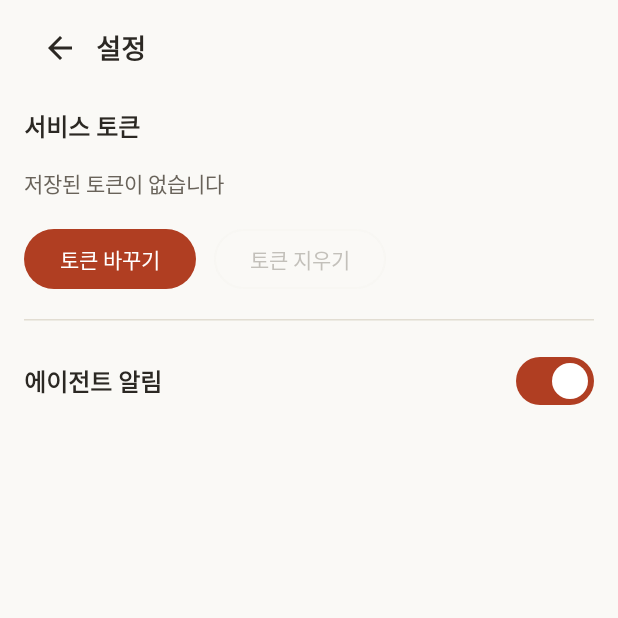
After one commit to gimso2x/herdr-android, an Android app built with Jetpack Compose: the SettingsActivity screen opened directly, with no data from a screen before it, on a phone screen of 412 x 824 dp, the top half of it. The commit adds this screen. Run offline under Robolectric (Android 15) with nearby library versions, the light colour scheme and no system bars.

Commit message:
feat(setup): token setup and settings screens

```diff
--- /dev/null
+++ b/app/src/main/java/com/gimso2x/herdr/SettingsActivity.kt
@@ -0,0 +1,176 @@
+package com.gimso2x.herdr
+
+import android.app.Application
+import android.content.Intent
+import android.os.Bundle
+import android.provider.Settings
+import android.webkit.CookieManager
+import androidx.activity.ComponentActivity
+import androidx.activity.compose.setContent
+import androidx.activity.enableEdgeToEdge
+import androidx.compose.foundation.layout.Arrangement
+import androidx.compose.foundation.layout.Column
+import androidx.compose.foundation.layout.Row
+import androidx.compose.foundation.layout.fillMaxSize
+import androidx.compose.foundation.layout.fillMaxWidth
+import androidx.compose.foundation.layout.padding
+import androidx.compose.foundation.layout.safeDrawingPadding
+import androidx.compose.foundation.rememberScrollState
+import androidx.compose.foundation.verticalScroll
+import androidx.compose.material.icons.Icons
+import androidx.compose.material.icons.automirrored.filled.ArrowBack
+import androidx.compose.material3.Button
+import androidx.compose.material3.HorizontalDivider
+import androidx.compose.material3.Icon
+import androidx.compose.material3.IconButton
+import androidx.compose.material3.MaterialTheme
+import androidx.compose.material3.OutlinedButton
+import androidx.compose.material3.Surface
+import androidx.compose.material3.Switch
+import androidx.compose.material3.Text
+import androidx.compose.runtime.Composable
+import androidx.compose.runtime.getValue
+import androidx.compose.runtime.mutableStateOf
+import androidx.compose.runtime.setValue
+import androidx.compose.ui.Alignment
+import androidx.compose.ui.Modifier
+import androidx.compose.ui.res.stringResource
+import androidx.compose.ui.unit.dp
+import androidx.core.app.NotificationManagerCompat
+import androidx.lifecycle.AndroidViewModel
+import androidx.lifecycle.compose.LifecycleResumeEffect
+import androidx.lifecycle.viewModelScope
+import androidx.lifecycle.viewmodel.compose.viewModel
+import com.gimso2x.herdr.ui.HerdrTheme
+import com.gimso2x.herdr.ui.SetupLogic
+import com.gimso2x.herdr.watch.WatcherController
+import kotlinx.coroutines.Dispatchers
+import kotlinx.coroutines.launch
+import kotlinx.coroutines.withContext
+
+/** Token status, alert switch and notification-permission status. Opened by the launcher shortcut. */
+class SettingsActivity : ComponentActivity() {
+    override fun onCreate(savedInstanceState: Bundle?) {
+        enableEdgeToEdge()
+        super.onCreate(savedInstanceState)
+        setContent {
+            HerdrTheme {
+                val model: SettingsViewModel = viewModel()
+                // Token, alert and permission state can change while we are away (Setup, system settings).
+                LifecycleResumeEffect(Unit) {
+                    model.refresh()
+                    onPauseOrDispose {}
+                }
+                SettingsScreen(
+                    model = model,
+                    onBack = { finish() },
+                    onReplaceToken = { startActivity(SetupActivity.intent(this)) },
+                    onOpenNotificationSettings = {
+                        startActivity(
+                            Intent(Settings.ACTION_APP_NOTIFICATION_SETTINGS)
+                                .putExtra(Settings.EXTRA_APP_PACKAGE, packageName),
+                        )
+                    },
+                )
+            }
+        }
+    }
+}
+
+class SettingsViewModel(application: Application) : AndroidViewModel(application) {
+    private val app: HerdrApplication get() = getApplication()
+    private val prefs = AppPreferences(application)
+
+    /** Masked client id of the stored token, or null when none is stored. */
+    var maskedClientId by mutableStateOf<String?>(null)
+        private set
+    var alertsEnabled by mutableStateOf(prefs.alertsEnabled)
+        private set
+    var notificationsEnabled by mutableStateOf(true)
+        private set
+
+    fun refresh() {
+        alertsEnabled = prefs.alertsEnabled
+        notificationsEnabled = NotificationManagerCompat.from(app).areNotificationsEnabled()
+        viewModelScope.launch {
+            val token = withContext(Dispatchers.IO) { app.tokenStore.get() }
+            maskedClientId = token?.let { SetupLogic.maskClientId(it.clientId) }
+        }
+    }
+
+    fun setAlerts(enabled: Boolean) {
+        prefs.alertsEnabled = enabled
+        alertsEnabled = enabled
+        if (enabled) WatcherController.start(app) else WatcherController.stop(app)
+    }
+
+    fun clearToken() {
+        WatcherController.stop(app)
+        viewModelScope.launch {
+            withContext(Dispatchers.IO) { app.tokenStore.clear() }
+            CookieManager.getInstance().removeAllCookies(null)
+            CookieManager.getInstance().flush()
+            maskedClientId = null
+        }
+    }
+}
+
+@Composable
+private fun SettingsScreen(
+    model: SettingsViewModel,
+    onBack: () -> Unit,
+    onReplaceToken: () -> Unit,
+    onOpenNotificationSettings: () -> Unit,
+) {
+    Surface(modifier = Modifier.fillMaxSize(), color = MaterialTheme.colorScheme.background) {
+        Column(
+            modifier = Modifier
+                .fillMaxSize()
+                .safeDrawingPadding()
+                .verticalScroll(rememberScrollState())
+                .padding(horizontal = 16.dp, vertical = 8.dp),
+            verticalArrangement = Arrangement.spacedBy(16.dp),
+        ) {
+            Row(verticalAlignment = Alignment.CenterVertically) {
+                IconButton(onClick = onBack) {
+                    Icon(Icons.AutoMirrored.Filled.ArrowBack, contentDescription = stringResource(R.string.settings_back))
+                }
+                Text(stringResource(R.string.settings_title), style = MaterialTheme.typography.titleLarge)
+            }
+
+            Text(stringResource(R.string.settings_token), style = MaterialTheme.typography.titleMedium)
+            Text(
+                model.maskedClientId ?: stringResource(R.string.settings_token_none),
+                style = MaterialTheme.typography.bodyLarge,
+                color = MaterialTheme.colorScheme.onSurfaceVariant,
+            )
+            Row(horizontalArrangement = Arrangement.spacedBy(12.dp)) {
+                Button(onClick = onReplaceToken) { Text(stringResource(R.string.settings_token_replace)) }
+                OutlinedButton(onClick = model::clearToken, enabled = model.maskedClientId != null) {
+                    Text(stringResource(R.string.settings_token_clear))
+                }
+            }
+
+            HorizontalDivider()
+
+            Row(
+                modifier = Modifier.fillMaxWidth(),
+                verticalAlignment = Alignment.CenterVertically,
+                horizontalArrangement = Arrangement.SpaceBetween,
+            ) {
+                Text(stringResource(R.string.settings_alerts), style = MaterialTheme.typography.titleMedium)
+                Switch(checked = model.alertsEnabled, onCheckedChange = model::setAlerts)
+            }
+            if (!model.notificationsEnabled) {
+                Text(
+                    stringResource(R.string.settings_notifications_off),
+                    style = MaterialTheme.typography.bodyMedium,
+                    color = MaterialTheme.colorScheme.error,
+                )
+                OutlinedButton(onClick = onOpenNotificationSettings) {
+                    Text(stringResource(R.string.settings_open_notification_settings))
+                }
+            }
+        }
+    }
+}
--- /dev/null
+++ b/app/src/main/java/com/gimso2x/herdr/ui/HerdrTheme.kt
@@ -0,0 +1,99 @@
+package com.gimso2x.herdr.ui
+
+import androidx.compose.foundation.isSystemInDarkTheme
+import androidx.compose.foundation.shape.RoundedCornerShape
+import androidx.compose.material3.MaterialTheme
+import androidx.compose.material3.Shapes
+import androidx.compose.material3.Typography
+import androidx.compose.material3.darkColorScheme
+import androidx.compose.material3.lightColorScheme
+import androidx.compose.runtime.Composable
+import androidx.compose.ui.graphics.Color
+import androidx.compose.ui.graphics.lerp
+import androidx.compose.ui.text.TextStyle
+import androidx.compose.ui.text.font.FontFamily
+import androidx.compose.ui.text.font.FontWeight
+import androidx.compose.ui.unit.dp
+import androidx.compose.ui.unit.sp
+
+// Warm palette adapted from ompgui ui/RemoteTheme.kt (OmpColors, warm variant).
+private object Warm {
+    val DarkBg = Color(0xFF1B1916)
+    val DarkPanel = Color(0xFF231F1B)
+    val DarkHover = Color(0xFF2B2721)
+    val DarkSelected = Color(0xFF332E26)
+    val DarkBorder = Color(0xFF38322B)
+    val DarkText = Color(0xFFEBE6DC)
+    val DarkMuted = Color(0xFFA39B8E)
+    val DarkDim = Color(0xFF938C81)
+    val DarkAccentStrong = Color(0xFFC2542E)
+    val DarkError = Color(0xFFFF8A80)
+
+    val LightBg = Color(0xFFFAF9F6)
+    val LightPanel = Color(0xFFF2F0EA)
+    val LightHover = Color(0xFFEAE7DF)
+    val LightSelected = Color(0xFFE5E0D4)
+    val LightBorder = Color(0xFFE2DDD2)
+    val LightText = Color(0xFF2B2823)
+    val LightMuted = Color(0xFF69635A)
+    val LightDim = Color(0xFF6A6458)
+    val LightAccentStrong = Color(0xFFB03E22)
+    val LightError = Color(0xFFB42318)
+}
+
+private val DarkScheme = darkColorScheme(
+    primary = Warm.DarkAccentStrong, onPrimary = Color.White,
+    primaryContainer = Warm.DarkSelected, onPrimaryContainer = Warm.DarkText,
+    secondary = Warm.DarkAccentStrong, onSecondary = Color.White,
+    secondaryContainer = Warm.DarkSelected, onSecondaryContainer = Warm.DarkText,
+    tertiary = Warm.DarkAccentStrong, onTertiary = Color.White,
+    background = Warm.DarkBg, onBackground = Warm.DarkText,
+    surface = Warm.DarkPanel, onSurface = Warm.DarkText,
+    surfaceVariant = Warm.DarkHover, onSurfaceVariant = Warm.DarkMuted,
+    surfaceTint = Color.Transparent,
+    outline = Warm.DarkDim, outlineVariant = Warm.DarkBorder,
+    error = Warm.DarkError, onError = Warm.DarkBg,
+    errorContainer = lerp(Warm.DarkBg, Warm.DarkError, 0.12f), onErrorContainer = Warm.DarkText,
+)
+
+private val LightScheme = lightColorScheme(
+    primary = Warm.LightAccentStrong, onPrimary = Color.White,
+    primaryContainer = Warm.LightSelected, onPrimaryContainer = Warm.LightText,
+    secondary = Warm.LightAccentStrong, onSecondary = Color.White,
+    secondaryContainer = Warm.LightSelected, onSecondaryContainer = Warm.LightText,
+    tertiary = Warm.LightAccentStrong, onTertiary = Color.White,
+    background = Warm.LightBg, onBackground = Warm.LightText,
+    surface = Warm.LightPanel, onSurface = Warm.LightText,
+    surfaceVariant = Warm.LightHover, onSurfaceVariant = Warm.LightMuted,
+    surfaceTint = Color.Transparent,
+    outline = Warm.LightDim, outlineVariant = Warm.LightBorder,
+    error = Warm.LightError, onError = Warm.LightBg,
+    errorContainer = lerp(Warm.LightBg, Warm.LightError, 0.12f), onErrorContainer = Warm.LightText,
+)
+
+private val HerdrTypography = Typography(
+    headlineSmall = TextStyle(fontFamily = FontFamily.SansSerif, fontSize = 20.sp, lineHeight = 26.sp, fontWeight = FontWeight.SemiBold),
+    titleLarge = TextStyle(fontFamily = FontFamily.SansSerif, fontSize = 18.sp, lineHeight = 24.sp, fontWeight = FontWeight.SemiBold),
+    titleMedium = TextStyle(fontFamily = FontFamily.SansSerif, fontSize = 16.sp, lineHeight = 22.sp, fontWeight = FontWeight.SemiBold),
+    bodyLarge = TextStyle(fontFamily = FontFamily.SansSerif, fontSize = 14.sp, lineHeight = 22.sp),
+    bodyMedium = TextStyle(fontFamily = FontFamily.SansSerif, fontSize = 13.sp, lineHeight = 20.sp),
+    labelLarge = TextStyle(fontFamily = FontFamily.SansSerif, fontSize = 14.sp, lineHeight = 20.sp, fontWeight = FontWeight.Medium),
+)
+
+private val HerdrShapes = Shapes(
+    extraSmall = RoundedCornerShape(4.dp),
+    small = RoundedCornerShape(8.dp),
+    medium = RoundedCornerShape(12.dp),
+    large = RoundedCornerShape(16.dp),
+    extraLarge = RoundedCornerShape(16.dp),
+)
+
+@Composable
+fun HerdrTheme(content: @Composable () -> Unit) {
+    MaterialTheme(
+        colorScheme = if (isSystemInDarkTheme()) DarkScheme else LightScheme,
+        typography = HerdrTypography,
+        shapes = HerdrShapes,
+        content = content,
+    )
+}
--- a/app/src/main/res/values/strings.xml
+++ b/app/src/main/res/values/strings.xml
@@ -6,4 +6,26 @@
     <string name="channel_finished">작업 완료</string>
     <string name="watch_waiting">에이전트 알림 대기 중</string>
     <string name="watch_disconnected">연결 끊김 · 재시도 중</string>
+
+    <string name="setup_title">herdr 연결</string>
+    <string name="setup_client_id">Client ID</string>
+    <string name="setup_client_secret">Client Secret</string>
+    <string name="setup_connect">연결</string>
+    <string name="setup_connecting">연결 중…</string>
+    <string name="setup_error_rejected">토큰이 거부되었습니다 (Cloudflare Access)</string>
+    <string name="setup_error_no_cookie">Cloudflare가 쿠키를 주지 않습니다. Access 설정에서 strict service token authentication이 꺼져 있는지 확인하세요</string>
+    <string name="setup_error_network">서버에 연결할 수 없습니다</string>
+    <string name="setup_error_unexpected">서버가 예상하지 못한 응답을 보냈습니다</string>
+    <string name="setup_error_store">토큰을 저장하지 못했습니다</string>
+
+    <string name="settings_title">설정</string>
+    <string name="settings_back">뒤로</string>
+    <string name="settings_token">서비스 토큰</string>
+    <string name="settings_token_none">저장된 토큰이 없습니다</string>
+    <string name="settings_token_replace">토큰 바꾸기</string>
+    <string name="settings_token_clear">토큰 지우기</string>
+    <string name="settings_alerts">에이전트 알림</string>
+    <string name="settings_notifications_off">알림 권한이 꺼져 있습니다</string>
+    <string name="settings_open_notification_settings">설정 열기</string>
+    <string name="shortcut_settings">설정</string>
 </resources>
```
Also changed, not shown: app/src/main/AndroidManifest.xml (+15 -0 lines), app/src/main/java/com/gimso2x/herdr/SetupActivity.kt (added, +200 -0 lines), app/src/main/java/com/gimso2x/herdr/ui/SetupLogic.kt (added, +48 -0 lines), app/src/main/res/xml/shortcuts.xml (added, +14 -0 lines), 1 other file.
